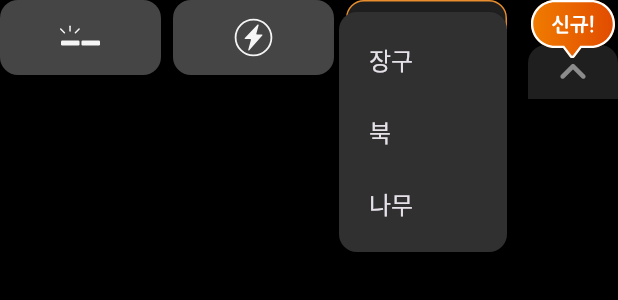
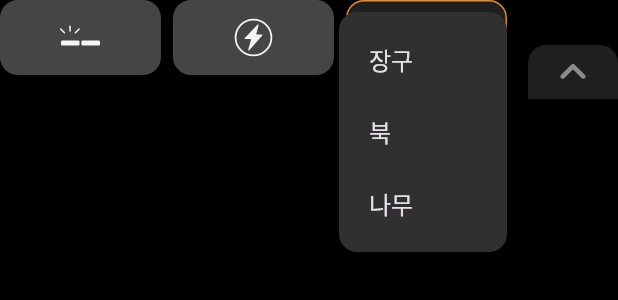
Before and after one commit to Team-Hanbae/Hanbae-Flutter, a Flutter app: the MetronomeOptions widget shown alone on an empty page, opened directly, after a tap on the "keyboard arrow down" icon, after a tap on "나무", on a phone screen of 412 x 824 dp. Shown: the top 300 px of the screen. Run offline on Flutter 3.47's test engine with Material 3 defaults, Android fonts, the phone set to English and light mode, and no system bars; our stand-ins replace equatable, flutter_bloc, flutter_svg, hive, hive_flutter, lottie and 2 more; missing offline and left inert: animated_size_and_fade, hero_animation; accounts and stored records are empty; Roboto replaces fonts that are missing (Pretendard); statements that could not run were skipped.

Commit message:
신규 아이콘 클릭 시 삭제

```diff
--- a/lib/presentation/metronome/metronome_options.dart
+++ b/lib/presentation/metronome/metronome_options.dart
@@ -4,6 +4,7 @@ import 'package:hanbae/model/jangdan_type.dart';
 import 'package:hanbae/theme/colors.dart';
 import 'package:flutter_svg/flutter_svg.dart';
 import 'package:hanbae/theme/text_styles.dart';
+import 'package:hanbae/utils/local_storage.dart';
 import 'dart:ui'; // Ensure this import is present
 import '../../bloc/metronome/metronome_bloc.dart';
 import 'package:hanbae/model/sound.dart';
@@ -17,6 +18,17 @@ class MetronomeOptions extends StatefulWidget {
 
 class _MetronomeOptionsState extends State<MetronomeOptions> {
   bool _isSoundMenuOpen = false;
+  bool showNewMinimumIcon = false;
+
+  @override
+  void initState() {
+    super.initState();
+    Storage().getFirstMinimumCheck().then((value) {
+      setState(() {
+        showNewMinimumIcon = value;
+      });
+    });
+  }
 
   @override
   Widget build(BuildContext context) {
@@ -202,7 +214,10 @@ class _MetronomeOptionsState extends State<MetronomeOptions> {
                 bottom: 0,
                 child: InkWell(
                   onTap: () {
+                    Storage().setFirstMinimumCheck();
                     context.read<MetronomeBloc>().add(const ToggleMinimum());
+                    showNewMinimumIcon = true;
+                    setState(() {});
                   },
                   child: Container(
                     width: 60,
@@ -229,6 +244,7 @@ class _MetronomeOptionsState extends State<MetronomeOptions> {
                   ),
                 ),
               ),
+              if (!showNewMinimumIcon)
                 Positioned(
                   top: 0,
                   child: SizedBox(
--- a/lib/utils/local_storage.dart
+++ b/lib/utils/local_storage.dart
@@ -10,4 +10,14 @@ class Storage {
     final prefs = await SharedPreferences.getInstance();
     return prefs.getBool('firstUserCheck') ?? false;
   }
+
+  Future<void> setFirstMinimumCheck() async {
+    final prefs = await SharedPreferences.getInstance();
+    await prefs.setBool('firstMinimumCheck', true);
+  }
+
+  Future<bool> getFirstMinimumCheck() async {
+    final prefs = await SharedPreferences.getInstance();
+    return prefs.getBool('firstMinimumCheck') ?? false;
+  }
 }
```
Lines whose indentation alone changed are shown as unchanged.
